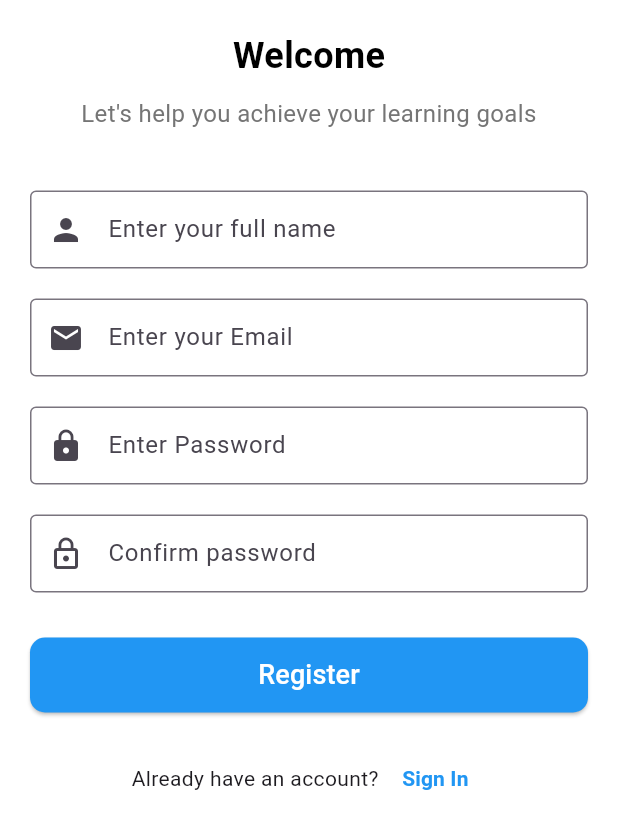
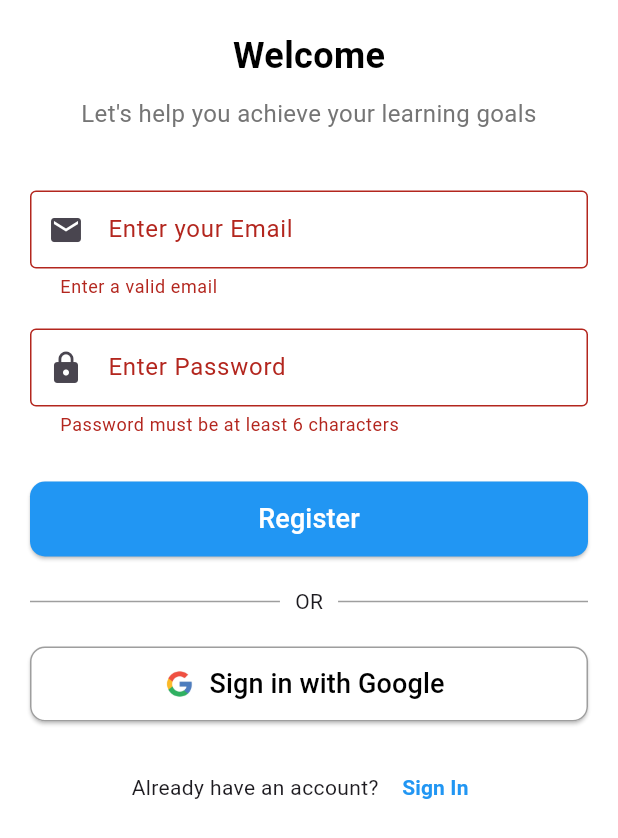
Before and after one commit to Irenee123/QuizMaster, a Flutter app: the SignupScreen screen opened by its route, after a tap on "Register", on a phone screen of 412 x 824 dp. Shown: the top 838 px of the screen. Run offline on Flutter 3.47's test engine with Material 3 defaults, Android fonts, the phone set to English and light mode, and no system bars; our stand-ins replace firebase_auth, firebase_core, google_sign_in, iconsax; accounts and stored records are empty; network calls fail.

```diff
--- /dev/null
+++ b/dataconnect/connector/connector.yaml
@@ -0,0 +1,5 @@
+connectorId: default
+generate:
+  dartSdk:
+    outputDir: ../../dataconnect-generated/dart/default_connector
+    package: default_connector
--- a/lib/screens/signup_screen.dart
+++ b/lib/screens/signup_screen.dart
@@ -1,7 +1,79 @@
 import 'package:flutter/material.dart';
-import 'login_screen.dart'; // For navigation back to login
+import 'package:firebase_auth/firebase_auth.dart';
+import 'package:google_sign_in/google_sign_in.dart';
+import 'login_screen.dart';
 
-class SignupScreen extends StatelessWidget {
+class SignupScreen extends StatefulWidget {
+  @override
+  _SignupScreenState createState() => _SignupScreenState();
+}
+
+class _SignupScreenState extends State<SignupScreen> {
+  final _auth = FirebaseAuth.instance;
+  final _formKey = GlobalKey<FormState>();
+  final TextEditingController _emailController = TextEditingController();
+  final TextEditingController _passwordController = TextEditingController();
+  bool _isLoading = false;
+
+  // 🔹 Function to Sign Up with Email & Password
+  void _signUpWithEmail() async {
+    if (!_formKey.currentState!.validate()) return;
+
+    setState(() => _isLoading = true);
+
+    try {
+      await _auth.createUserWithEmailAndPassword(
+        email: _emailController.text.trim(),
+        password: _passwordController.text.trim(),
+      );
+
+      ScaffoldMessenger.of(context).showSnackBar(
+        SnackBar(content: Text("Account created successfully!")),
+      );
+
+      Navigator.pushReplacement(
+        context,
+        MaterialPageRoute(builder: (context) => LoginScreen()),
+      );
+    } catch (e) {
+      ScaffoldMessenger.of(context).showSnackBar(
+        SnackBar(content: Text("Signup failed: ${e.toString()}")),
+      );
+    }
+
+    setState(() => _isLoading = false);
+  }
+
+  // 🔹 Function to Sign In with Google
+  Future<void> _signInWithGoogle() async {
+    try {
+      final GoogleSignInAccount? googleUser = await GoogleSignIn().signIn();
+      if (googleUser == null) return; // User canceled sign-in
+
+      final GoogleSignInAuthentication googleAuth = await googleUser.authentication;
+
+      final OAuthCredential credential = GoogleAuthProvider.credential(
+        accessToken: googleAuth.accessToken,
+        idToken: googleAuth.idToken,
+      );
+
+      await _auth.signInWithCredential(credential);
+
+      ScaffoldMessenger.of(context).showSnackBar(
+        SnackBar(content: Text("Signed in with Google!")),
+      );
+
+      Navigator.pushReplacement(
+        context,
+        MaterialPageRoute(builder: (context) => LoginScreen()),
+      );
+    } catch (e) {
+      ScaffoldMessenger.of(context).showSnackBar(
+        SnackBar(content: Text("Google Sign-In failed: ${e.toString()}")),
+      );
+    }
+  }
+
   @override
   Widget build(BuildContext context) {
     return Scaffold(
@@ -9,10 +81,11 @@ class SignupScreen extends StatelessWidget {
       body: Padding(
         padding: const EdgeInsets.all(20.0),
         child: SingleChildScrollView(
+          child: Form(
+            key: _formKey,
             child: Column(
               mainAxisAlignment: MainAxisAlignment.center,
               children: [
-              // Welcome Text
                 Text(
                   "Welcome",
                   style: TextStyle(
@@ -32,46 +105,32 @@ class SignupScreen extends StatelessWidget {
                 ),
                 SizedBox(height: 40),
 
-              // Full Name Field
-              TextField(
-                decoration: InputDecoration(
-                  labelText: "Enter your full name",
-                  border: OutlineInputBorder(),
-                  prefixIcon: Icon(Icons.person),
-                ),
-              ),
-              SizedBox(height: 20),
-
                 // Email Field
-              TextField(
+                TextFormField(
+                  controller: _emailController,
+                  keyboardType: TextInputType.emailAddress,
                   decoration: InputDecoration(
                     labelText: "Enter your Email",
                     border: OutlineInputBorder(),
                     prefixIcon: Icon(Icons.email),
                   ),
-                keyboardType: TextInputType.emailAddress,
+                  validator: (value) =>
+                      value!.isEmpty ? "Enter a valid email" : null,
                 ),
                 SizedBox(height: 20),
 
                 // Password Field
-              TextField(
+                TextFormField(
+                  controller: _passwordController,
                   obscureText: true,
                   decoration: InputDecoration(
                     labelText: "Enter Password",
                     border: OutlineInputBorder(),
                     prefixIcon: Icon(Icons.lock),
                   ),
-              ),
-              SizedBox(height: 20),
-
-              // Confirm Password Field
-              TextField(
-                obscureText: true,
-                decoration: InputDecoration(
-                  labelText: "Confirm password",
-                  border: OutlineInputBorder(),
-                  prefixIcon: Icon(Icons.lock_outline),
-                ),
+                  validator: (value) => value!.length < 6
+                      ? "Password must be at least 6 characters"
+                      : null,
                 ),
                 SizedBox(height: 30),
 
@@ -80,20 +139,58 @@ class SignupScreen extends StatelessWidget {
                   width: double.infinity,
                   height: 50,
                   child: ElevatedButton(
-                  onPressed: () {
-                    // Handle signup logic
-                  },
+                    onPressed: _isLoading ? null : _signUpWithEmail,
                     style: ElevatedButton.styleFrom(
                       backgroundColor: Colors.blue,
                       shape: RoundedRectangleBorder(
                         borderRadius: BorderRadius.circular(10),
                       ),
                     ),
-                  child: Text(
+                    child: _isLoading
+                        ? CircularProgressIndicator(color: Colors.white)
+                        : Text(
                             "Register",
                             style: TextStyle(
                               fontSize: 18,
                               color: Colors.white,
+                            ),
+                          ),
+                  ),
+                ),
+                SizedBox(height: 20),
+
+                // OR Divider
+                Row(
+                  children: [
+                    Expanded(child: Divider(color: Colors.grey)),
+                    Padding(
+                      padding: const EdgeInsets.symmetric(horizontal: 10),
+                      child: Text("OR"),
+                    ),
+                    Expanded(child: Divider(color: Colors.grey)),
+                  ],
+                ),
+                SizedBox(height: 20),
+
+                // Google Sign-In Button
+                SizedBox(
+                  width: double.infinity,
+                  height: 50,
+                  child: ElevatedButton.icon(
+                    onPressed: _signInWithGoogle,
+                    icon: Image.asset(
+                      "assets/google_logo.png",
+                      height: 24,
+                    ),
+                    label: Text(
+                      "Sign in with Google",
+                      style: TextStyle(fontSize: 18, color: Colors.black),
+                    ),
+                    style: ElevatedButton.styleFrom(
+                      backgroundColor: Colors.white,
+                      shape: RoundedRectangleBorder(
+                        borderRadius: BorderRadius.circular(10),
+                        side: BorderSide(color: Colors.grey),
                       ),
                     ),
                   ),
@@ -126,6 +223,7 @@ class SignupScreen extends StatelessWidget {
             ),
           ),
         ),
+      ),
     );
   }
 }
```
Also changed, not shown: dataconnect-generated/dart/default_connector/default.dart (added, +29 -0 lines), dataconnect/dataconnect.yaml (added, +12 -0 lines), lib/main.dart (+6 -1 lines), lib/screens/login_screen.dart (+78 -81 lines), pubspec.yaml (+6 -3 lines), assets/google_logo.png (added), firebase.json (added), lib/firebase_options.dart (added), pubspec.lock, 11 other files. Lines whose indentation alone changed are shown as unchanged.
